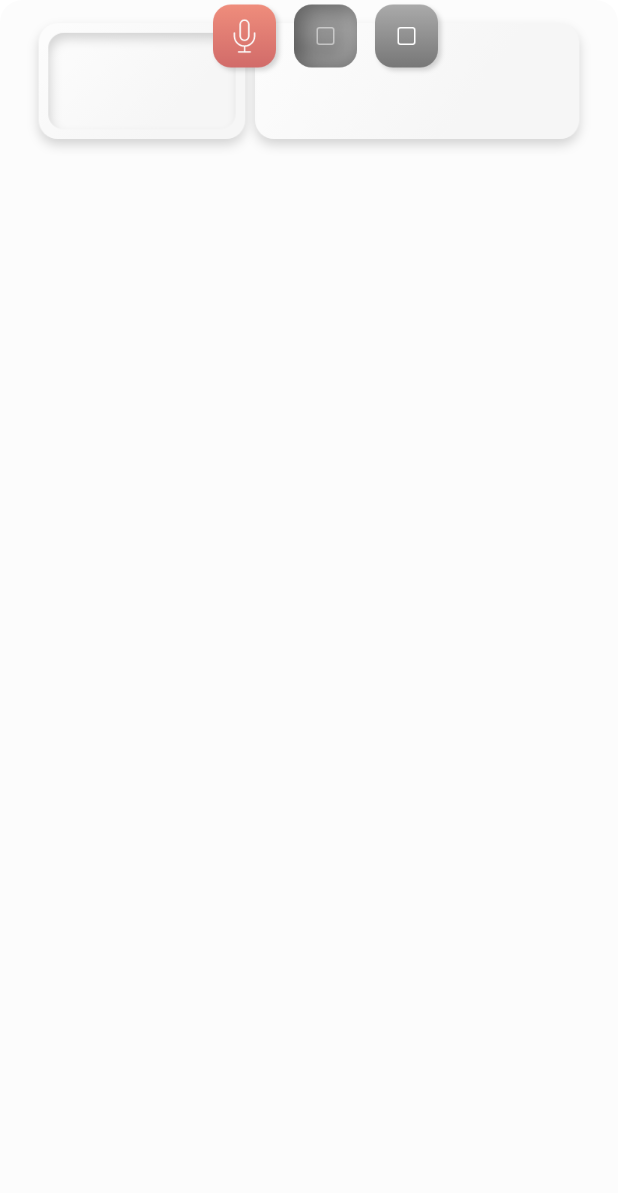
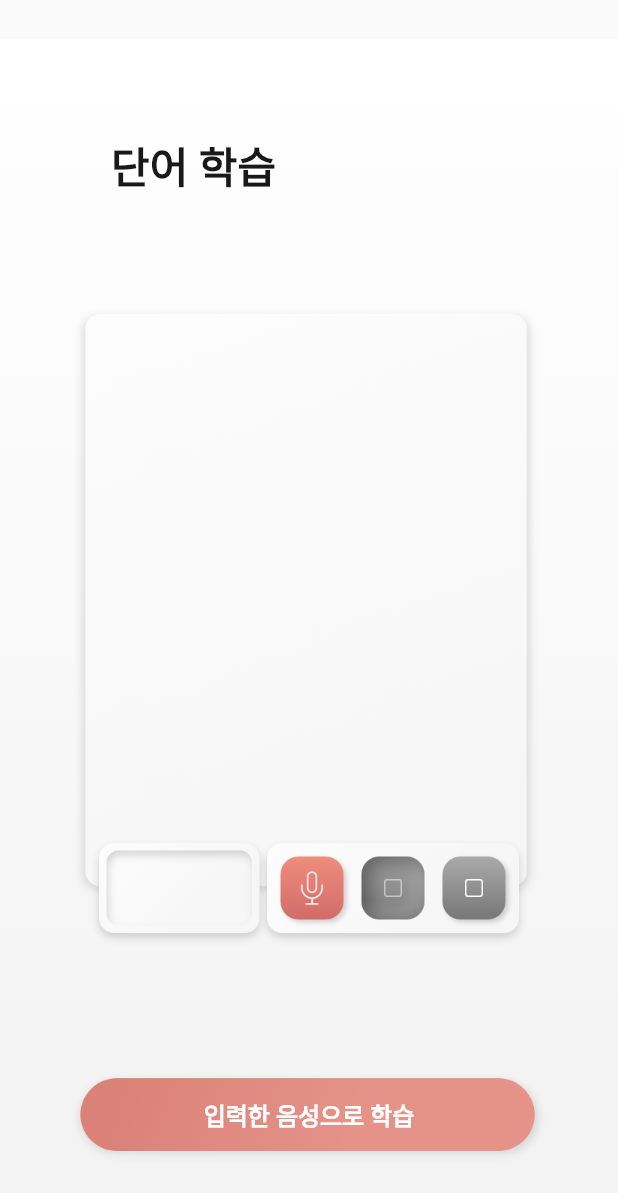
Before and after one commit to ThinkingDobby/personalized_speech_interpreter, a Flutter app: the TrainingPage screen opened by its route, on a phone screen of 412 x 824 dp. Shown: the top 1193 px of the screen. Run offline on Flutter 3.47's test engine with Material 2 defaults, Android fonts, the phone set to English and light mode, and no system bars; our stand-ins replace assets_audio_player, permission_handler, sprintf; missing offline and left inert: adobe_xd, audio_waveforms, fftea, flutter_sound; Roboto replaces fonts that are missing (Pretendard).

Commit message:
TrainingPage 디자인 임시 수정

```diff
--- a/lib/MainPage.dart
+++ b/lib/MainPage.dart
@@ -72,6 +72,7 @@
     return Scaffold(
       body: Container(
           margin: const EdgeInsets.fromLTRB(0, 26, 0, 0),
+          width: MediaQuery.of(context).size.width,
           height: MediaQuery.of(context).size.height,
           decoration: const BoxDecoration(
               gradient: LinearGradient(
--- a/lib/TrainingPage.dart
+++ b/lib/TrainingPage.dart
@@ -10,13 +10,12 @@
 import 'package:permission_handler/permission_handler.dart';
 import 'package:intl/date_symbol_data_local.dart';
 
-import 'package:adobe_xd/pinned.dart';
-
 import 'package:flutter_sound/flutter_sound.dart';
 import 'package:assets_audio_player/assets_audio_player.dart';
 import 'package:personalized_speech_interpreter/tcpClients/FileTransferTestClient.dart';
 
 import 'file/FileLoader.dart';
+
 
 class TrainingPage extends StatefulWidget {
   @override
@@ -61,23 +60,27 @@
 
   @override
   Widget build(BuildContext context) {
-    return Container(
+    return Scaffold(
+        body: Container(
+            margin: const EdgeInsets.fromLTRB(0, 26, 0, 0),
+            width: MediaQuery.of(context).size.width,
+            height: MediaQuery.of(context).size.height,
             decoration: const BoxDecoration(
                 gradient: LinearGradient(
                     colors: [Color(0xffffffff), Color(0xfff2f2f2)],
                     begin: Alignment.topCenter,
                     end: Alignment.bottomCenter)),
-      child: Scaffold(
-          backgroundColor: const Color(0xffffffff),
-          body: Stack(
+            child: SingleChildScrollView(
+                physics: const BouncingScrollPhysics(),
+                scrollDirection: Axis.vertical,
+                child: Column(
+                    crossAxisAlignment: CrossAxisAlignment.center,
                     children: <Widget>[
-              Pinned.fromPins(
-                  Pin(start: 22.0, end: 22.0), Pin(size: 400.0, middle: 0.425),
-                  child: Image.asset(
-                      "assets/images/training_iv_list_background.png")),
-              Pinned.fromPins(
-                Pin(size: 296.0, middle: 0.5),
-                Pin(size: 40.0, start: 64.0),
+                      const SizedBox(height: 64),
+                      Container(
+                        margin: const EdgeInsets.fromLTRB(32, 0, 0, 0),
+                        width: 296,
+                        height: 40,
                         child: const Text(
                           '단어 학습',
                           style: TextStyle(
@@ -89,9 +92,117 @@
                           softWrap: false,
                         ),
                       ),
-              Pinned.fromPins(
-                Pin(size: 332.0, middle: 0.5),
-                Pin(size: 66.0, end: 12.0),
+                      // 단어 선택창
+                      const SizedBox(height: 72),
+                      Container(
+                        alignment: Alignment.topCenter,
+                        width: 320,
+                        height: 446,
+                        child: Stack(
+                          children: [
+                            SizedBox(
+                                width: 316,
+                                height: 400,
+                                child: Image.asset(
+                                    "assets/images/training_iv_list_background.png")),
+                            Container(
+                                margin: const EdgeInsets.fromLTRB(0, 348, 0, 0),
+                                width: 320,
+                                height: 98,
+                                child: Image.asset(
+                                    "assets/images/training_iv_control.png")),
+                            Container(
+                                margin:
+                                    const EdgeInsets.fromLTRB(138, 366, 0, 0),
+                                child: Row(
+                                  children: <Widget>[
+                                    SizedBox(
+                                      width: 52,
+                                      height: 52,
+                                      child: GestureDetector(
+                                        onTapDown: _isNotRecording
+                                            ? (_) => setState(() {
+                                                  _isRecording = !_isRecording;
+                                                })
+                                            : null,
+                                        onTapCancel: _isNotRecording
+                                            ? () => setState(() {
+                                                  _isRecording = !_isRecording;
+                                                })
+                                            : null,
+                                        onTap: _isNotRecording
+                                            ? () => setState(() {
+                                                  _isNotRecording =
+                                                      !_isNotRecording;
+                                                  _startRecording();
+                                                })
+                                            : null,
+                                        child: _isRecording
+                                            ? Image.asset(
+                                                "assets/images/training_btn_record_pressed.png",
+                                                gaplessPlayback: true,
+                                              )
+                                            : Image.asset(
+                                                "assets/images/training_btn_record.png",
+                                                gaplessPlayback: true,
+                                              ),
+                                      ),
+                                    ),
+                                    Container(
+                                        margin: const EdgeInsets.fromLTRB(
+                                            2, 0, 0, 0),
+                                        width: 52,
+                                        height: 52,
+                                        child: GestureDetector(
+                                          onTapDown: _isRecording
+                                              ? (_) => setState(() {
+                                                    _isNotRecording =
+                                                        !_isNotRecording;
+                                                  })
+                                              : null,
+                                          onTapCancel: _isRecording
+                                              ? () => setState(() {
+                                                    _isNotRecording =
+                                                        !_isNotRecording;
+                                                  })
+                                              : null,
+                                          onTap: _isRecording
+                                              ? () => setState(() {
+                                                    _isRecording =
+                                                        !_isRecording;
+                                                    _stopRecording();
+                                                  })
+                                              : null,
+                                          child: _isNotRecording
+                                              ? Image.asset(
+                                                  "assets/images/training_btn_stop_pressed.png",
+                                                  gaplessPlayback: true,
+                                                )
+                                              : Image.asset(
+                                                  "assets/images/training_btn_stop.png",
+                                                  gaplessPlayback: true,
+                                                ),
+                                        )),
+                                    Container(
+                                      margin:
+                                          const EdgeInsets.fromLTRB(2, 0, 0, 0),
+                                      width: 52,
+                                      height: 52,
+                                      child: Image.asset(
+                                          "assets/images/training_btn_stop.png"),
+                                    ),
+                                  ],
+                                )),
+                          ],
+                        ),
+                      ),
+                      const SizedBox(height: 64),
+                      Container(
+                        child: Stack(
+                          children: [
+                            Container(
+                              width: 332,
+                              height: 66,
                               child: GestureDetector(
                                 onTapDown: _isSending
                                     ? null
@@ -115,9 +226,10 @@
                                 ),
                               ),
                             ),
-              Pinned.fromPins(
-                Pin(size: 142.0, middle: 0.5),
-                Pin(size: 21.0, end: 35.0),
+                            Container(
+                              width: 332,
+                              height: 62,
+                              alignment: Alignment.center,
                               child: GestureDetector(
                                 onTapDown: _isSending
                                     ? null
@@ -144,88 +256,13 @@
                                 ),
                               ),
                             ),
-              // 드롭다운
-              Pinned.fromPins(
-                Pin(start: 32.0, end: 32.0),
-                Pin(size: 40.0, start: 114.0),
-                child: Container(
-                  decoration: BoxDecoration(
-                    color: const Color(0xfffcfcfc),
-                    borderRadius: BorderRadius.circular(15.0),
-                  ),
-                ),
-              ),
-              Pinned.fromPins(
-                  Pin(size: 320.0, middle: 0.5), Pin(size: 98.0, middle: 0.734),
-                  child: Image.asset("assets/images/training_iv_control.png")),
-              Pinned.fromPins(
-                  Pin(size: 320.0, middle: 0.5), Pin(size: 98.0, middle: 0.734),
-                  child: Container(
-                      margin: const EdgeInsets.fromLTRB(139, 0, 0, 10),
-                      child: Row(
-                        children: <Widget>[
-                          Container(
-                            width: 52,
-                            height: 52,
-                            child: GestureDetector(
-                              onTapDown: _isNotRecording ? (_) => setState(() {
-                                _isRecording = !_isRecording;
-                              }) : null,
-                              onTapCancel: _isNotRecording ? () => setState(() {
-                                _isRecording = !_isRecording;
-                              }) : null,
-                              onTap: _isNotRecording ? () => setState(() {
-                                _isNotRecording = !_isNotRecording;
-                                _startRecording();
-                              }) : null,
-                              child: _isRecording
-                                  ? Image.asset(
-                                "assets/images/training_btn_record_pressed.png",
-                                gaplessPlayback: true,
-                              )
-                                  : Image.asset(
-                                "assets/images/training_btn_record.png",
-                                gaplessPlayback: true,
-                              ),
-                            ),
-                          ),
-                          Container(
-                            margin: const EdgeInsets.fromLTRB(2, 0, 0, 0),
-                            width: 52,
-                            height: 52,
-                            child: GestureDetector(
-                              onTapDown: _isRecording ? (_) => setState(() {
-                                _isNotRecording = !_isNotRecording;
-                              }) : null,
-                              onTapCancel: _isRecording ? () => setState(() {
-                                _isNotRecording = !_isNotRecording;
-                              }) : null,
-                              onTap: _isRecording ? () => setState(() {
-                                _isRecording = !_isRecording;
-                                _stopRecording();
-                              }) : null,
-                              child: _isNotRecording
-                                  ? Image.asset(
-                                "assets/images/training_btn_stop_pressed.png",
-                                gaplessPlayback: true,
-                              )
-                                  : Image.asset(
-                                "assets/images/training_btn_stop.png",
-                                gaplessPlayback: true,
-                              ),
+                          ],
                         )
                       ),
-                          Container(
-                            margin: const EdgeInsets.fromLTRB(2, 0, 0, 0),
-                            width: 52,
-                            height: 52,
-                            child: Image.asset(
-                                "assets/images/training_btn_stop.png"),
-                          ),
-                        ],
-                      )))
-            ],
-          )),
+                      const SizedBox(height: 12),
+                    ])
+            )
+        )
     );
   }
 
@@ -248,9 +285,9 @@
     _setRecordingSession();
   }
 
-
   _setPathForRecord() {
-    _filePathForRecord = '${_fl.storagePath}/temp${_fl.fileList.length + 1}.wav';
+    _filePathForRecord =
+        '${_fl.storagePath}/temp${_fl.fileList.length + 1}.wav';
   }
 
   RadioListTile _setListItemBuilder(BuildContext context, int i) {
@@ -357,7 +394,7 @@
 
   Future<void> _startCon() async {
     await _client.sendRequest();
-    setState((){
+    setState(() {
       _state = "Connected";
     });
     _client.clntSocket.listen((List<int> event) {
@@ -372,8 +409,9 @@
 
   Future<void> _sendData() async {
     try {
-      Uint8List data = await _fl.readFile("${_fl.storagePath}/${_fl.selectedFile}");
-      _client.sendFile(1, data);  // 임시 - 타입 1
+      Uint8List data =
+          await _fl.readFile("${_fl.storagePath}/${_fl.selectedFile}");
+      _client.sendFile(1, data); // 임시 - 타입 1
     } on FileSystemException {
       print("File not exists: ${_fl.selectedFile}");
     }
@@ -381,7 +419,7 @@
 
   Future<void> _stopCon() async {
     _client.stopClnt();
-    setState((){
+    setState(() {
       _state = "Disconnected";
     });
   }
```
Lines whose indentation alone changed are shown as unchanged.
